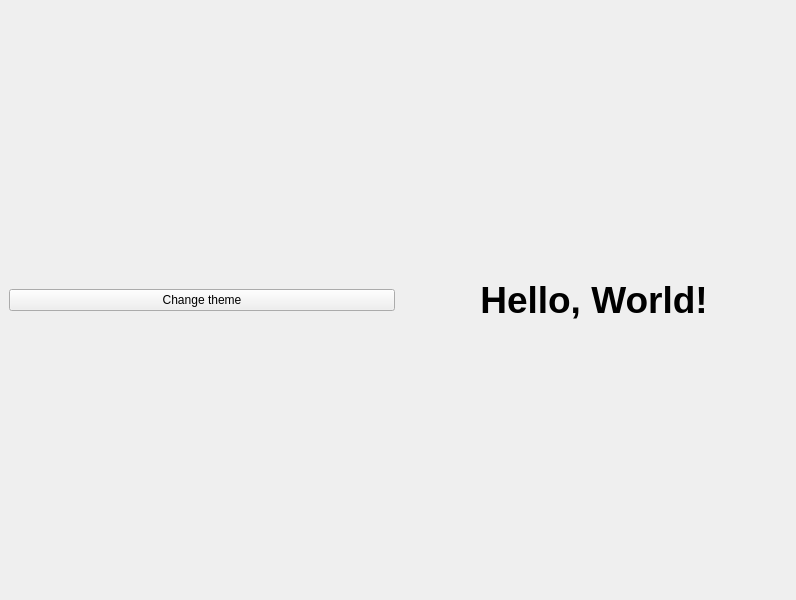
The window that src/UI/MainWindow.ui (1h4t39009le/yanzooApp) describes before a commit, drawn with Qt 5.
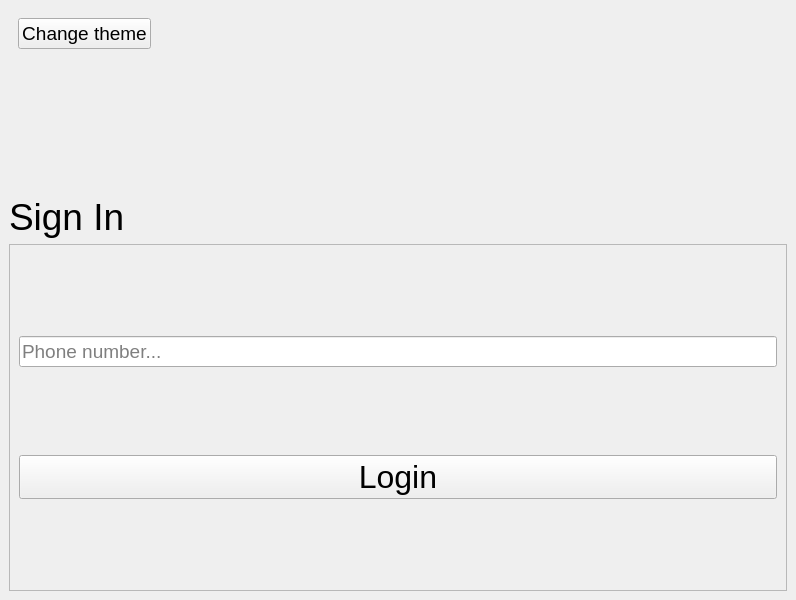
The same window after the commit.

Commit message: Created login page

Diff of the .ui file:
```diff
--- a/src/UI/MainWindow.ui
+++ b/src/UI/MainWindow.ui
@@ -14,31 +14,132 @@
    <string>yanzoo</string>
   </property>
   <widget class="QWidget" name="centralwidget">
-   <layout class="QHBoxLayout" name="horizontalLayout">
+   <layout class="QVBoxLayout" name="verticalLayout">
     <item>
-     <widget class="QPushButton" name="themeButton">
-      <property name="text">
-       <string>Change theme</string>
+     <widget class="QWidget" name="themeWidget" native="true">
+      <property name="sizePolicy">
+       <sizepolicy hsizetype="Preferred" vsizetype="Preferred">
+        <horstretch>0</horstretch>
+        <verstretch>0</verstretch>
+       </sizepolicy>
       </property>
-      <property name="checkable">
-       <bool>true</bool>
-      </property>
+      <layout class="QHBoxLayout" name="horizontalLayout">
+       <item>
+        <widget class="QPushButton" name="themeButton">
+         <property name="font">
+          <font>
+           <pointsize>14</pointsize>
+          </font>
+         </property>
+         <property name="text">
+          <string>Change theme</string>
+         </property>
+         <property name="checkable">
+          <bool>true</bool>
+         </property>
+        </widget>
+       </item>
+       <item>
+        <spacer name="horizontalSpacer">
+         <property name="orientation">
+          <enum>Qt::Orientation::Horizontal</enum>
+         </property>
+         <property name="sizeHint" stdset="0">
+          <size>
+           <width>40</width>
+           <height>20</height>
+          </size>
+         </property>
+        </spacer>
+       </item>
+      </layout>
      </widget>
     </item>
     <item>
-     <widget class="QLabel" name="label">
+     <widget class="QLabel" name="loginLabel">
+      <property name="sizePolicy">
+       <sizepolicy hsizetype="Preferred" vsizetype="Preferred">
+        <horstretch>0</horstretch>
+        <verstretch>1</verstretch>
+       </sizepolicy>
+      </property>
       <property name="font">
        <font>
         <pointsize>28</pointsize>
-        <bold>true</bold>
        </font>
       </property>
       <property name="text">
-       <string>Hello, World!</string>
+       <string>Sign In</string>
       </property>
       <property name="alignment">
-       <set>Qt::AlignmentFlag::AlignCenter</set>
+       <set>Qt::AlignmentFlag::AlignBottom|Qt::AlignmentFlag::AlignLeading|Qt::AlignmentFlag::AlignLeft</set>
       </property>
+      <property name="margin">
+       <number>25</number>
+      </property>
+      <property name="role" stdset="0">
+       <string>title</string>
+      </property>
+     </widget>
+    </item>
+    <item>
+     <widget class="QFrame" name="loginFrame">
+      <property name="sizePolicy">
+       <sizepolicy hsizetype="Preferred" vsizetype="Preferred">
+        <horstretch>0</horstretch>
+        <verstretch>2</verstretch>
+       </sizepolicy>
+      </property>
+      <property name="card" stdset="0">
+       <bool>true</bool>
+      </property>
+      <property name="frameShape">
+       <enum>QFrame::Shape::StyledPanel</enum>
+      </property>
+      <property name="frameShadow">
+       <enum>QFrame::Shadow::Raised</enum>
+      </property>
+      <layout class="QVBoxLayout" name="verticalLayout_2">
+       <item>
+        <widget class="QLineEdit" name="phoneInput">
+         <property name="font">
+          <font>
+           <pointsize>14</pointsize>
+          </font>
+         </property>
+         <property name="text">
+          <string/>
+         </property>
+         <property name="placeholderText">
+          <string>Phone number...</string>
+         </property>
+        </widget>
+       </item>
+       <item>
+        <widget class="QPushButton" name="signInButton">
+         <property name="sizePolicy">
+          <sizepolicy hsizetype="Minimum" vsizetype="Fixed">
+           <horstretch>0</horstretch>
+           <verstretch>0</verstretch>
+          </sizepolicy>
+         </property>
+         <property name="minimumSize">
+          <size>
+           <width>0</width>
+           <height>0</height>
+          </size>
+         </property>
+         <property name="font">
+          <font>
+           <pointsize>24</pointsize>
+          </font>
+         </property>
+         <property name="text">
+          <string>Login</string>
+         </property>
+        </widget>
+       </item>
+      </layout>
      </widget>
     </item>
    </layout>
```
The commit also changes 2 other files.
